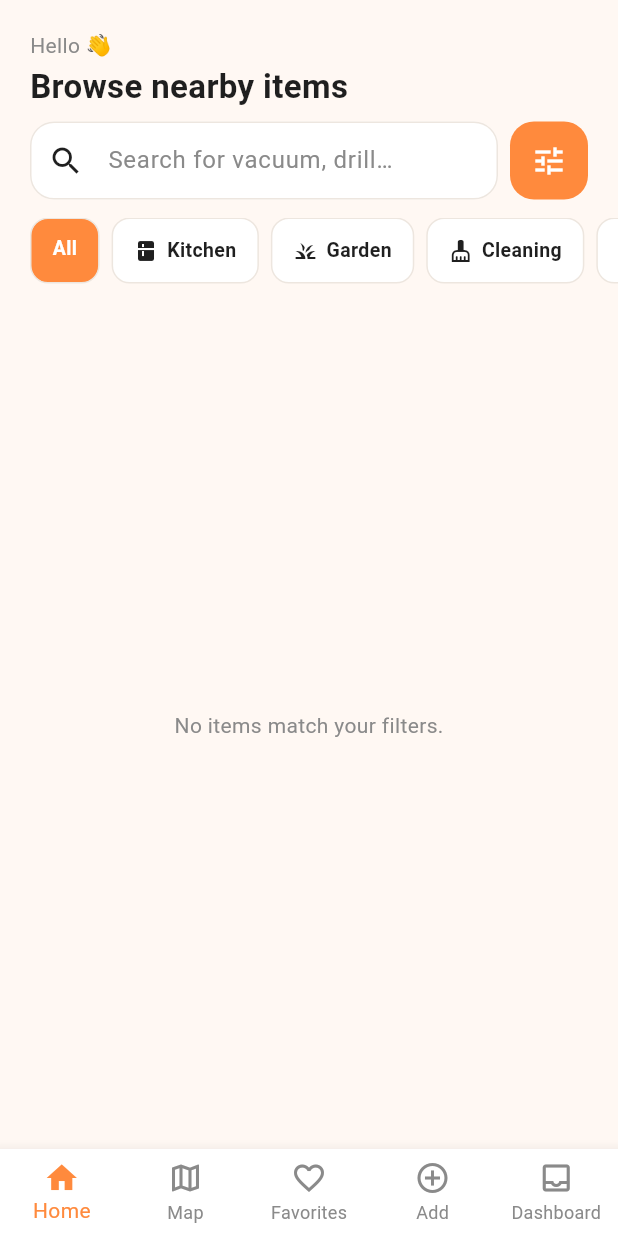
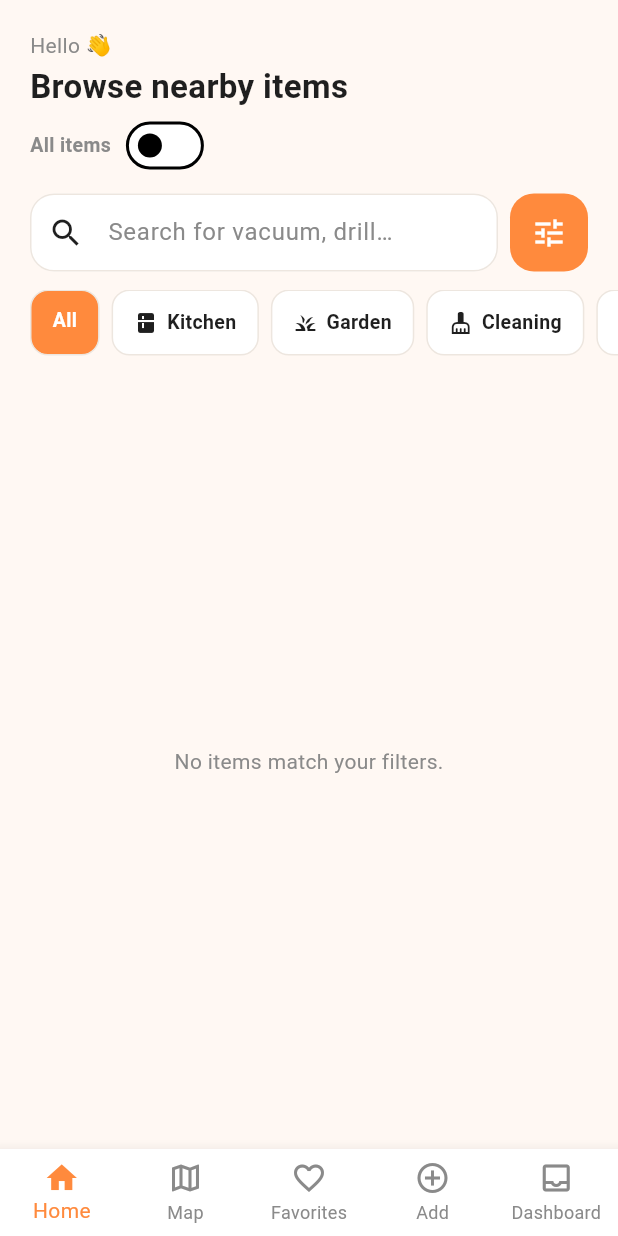
Before and after one commit to Tiebe-Vaes/LocalLend, a Flutter app: the screen it shows once a user with an empty profile is signed in, on a phone screen of 412 x 824 dp. Run offline on Flutter 3.47's test engine with Material 3 defaults, Android fonts, the phone set to English and light mode, and no system bars; our stand-ins replace cached_network_image, cloud_firestore, device_preview, firebase_auth, firebase_core, flutter_dotenv and 8 more; missing offline and left inert: dart:js_interop; accounts and stored records are empty.

```diff
--- a/locallend/lib/screens/home/home_screen.dart
+++ b/locallend/lib/screens/home/home_screen.dart
@@ -17,6 +17,7 @@ class HomeScreen extends ConsumerStatefulWidget {
 
 class _HomeScreenState extends ConsumerState<HomeScreen> {
   final _searchCtrl = TextEditingController();
+  bool _showAll = false;
 
   @override
   void initState() {
@@ -41,7 +42,9 @@ class _HomeScreenState extends ConsumerState<HomeScreen> {
             .read(authRepositoryProvider)
             .updateLocation(uid, pos.latitude, pos.longitude);
       }
-    } catch (_) {/* fail silently on the demo */}
+    } catch (_) {
+      /* fail silently on the demo */
+    }
   }
 
   @override
@@ -64,7 +67,9 @@ class _HomeScreenState extends ConsumerState<HomeScreen> {
 
   @override
   Widget build(BuildContext context) {
-    final items = ref.watch(filteredItemsProvider);
+    final items = _showAll
+        ? ref.watch(allItemsProvider) // raw unfiltered stream
+        : ref.watch(filteredItemsProvider);
     final user = ref.watch(appUserProvider).value;
 
     return Scaffold(
@@ -80,15 +85,39 @@ class _HomeScreenState extends ConsumerState<HomeScreen> {
                     child: Column(
                       crossAxisAlignment: CrossAxisAlignment.start,
                       children: [
-                        const Text('Hello 👋',
-                            style: TextStyle(color: AppColors.textMuted)),
+                        const Text(
+                          'Hello 👋',
+                          style: TextStyle(color: AppColors.textMuted),
+                        ),
                         const SizedBox(height: 2),
                         Text(
                           user?.displayName.isNotEmpty == true
                               ? user!.displayName
                               : 'Browse nearby items',
                           style: const TextStyle(
-                              fontSize: 22, fontWeight: FontWeight.w700),
+                            fontSize: 22,
+                            fontWeight: FontWeight.w700,
+                          ),
+                        ),
+                        Row(
+                          children: [
+                            Text(
+                              'All items',
+                              style: TextStyle(
+                                fontSize: 13,
+                                color: _showAll
+                                    ? AppColors.primary
+                                    : AppColors.textMuted,
+                                fontWeight: FontWeight.w600,
+                              ),
+                            ),
+                            const SizedBox(width: 6),
+                            Switch(
+                              value: _showAll,
+                              activeColor: AppColors.primary,
+                              onChanged: (v) => setState(() => _showAll = v),
+                            ),
+                          ],
                         ),
                       ],
                     ),
@@ -137,17 +166,17 @@ class _HomeScreenState extends ConsumerState<HomeScreen> {
                 separatorBuilder: (_, _) => const SizedBox(width: 8),
                 itemBuilder: (_, i) {
                   if (i == 0) {
-                    final selected = ref
-                            .watch(browseFilterProvider)
-                            .categoryId ==
-                        null;
+                    final selected =
+                        ref.watch(browseFilterProvider).categoryId == null;
                     return InkWell(
                       onTap: () => ref
                           .read(browseFilterProvider.notifier)
                           .setCategory(null),
                       child: Container(
                         padding: const EdgeInsets.symmetric(
-                            horizontal: 14, vertical: 10),
+                          horizontal: 14,
+                          vertical: 10,
+                        ),
                         decoration: BoxDecoration(
                           color: selected
                               ? AppColors.primary
@@ -184,24 +213,26 @@ class _HomeScreenState extends ConsumerState<HomeScreen> {
             const SizedBox(height: 12),
             Expanded(
               child: items.when(
-                loading: () =>
-                    const Center(child: CircularProgressIndicator()),
+                loading: () => const Center(child: CircularProgressIndicator()),
                 error: (e, _) => Center(child: Text('Error: $e')),
                 data: (list) {
                   if (list.isEmpty) {
                     return const Center(
-                        child: Text('No items match your filters.',
-                            style: TextStyle(color: AppColors.textMuted)));
+                      child: Text(
+                        'No items match your filters.',
+                        style: TextStyle(color: AppColors.textMuted),
+                      ),
+                    );
                   }
                   return GridView.builder(
                     padding: const EdgeInsets.all(20),
                     gridDelegate:
                         const SliverGridDelegateWithFixedCrossAxisCount(
-                      crossAxisCount: 2,
-                      childAspectRatio: 0.72,
-                      crossAxisSpacing: 14,
-                      mainAxisSpacing: 14,
-                    ),
+                          crossAxisCount: 2,
+                          childAspectRatio: 0.72,
+                          crossAxisSpacing: 14,
+                          mainAxisSpacing: 14,
+                        ),
                     itemCount: list.length,
                     itemBuilder: (_, i) {
                       final it = list[i];
@@ -248,8 +279,10 @@ class _FilterSheetState extends ConsumerState<_FilterSheet> {
         mainAxisSize: MainAxisSize.min,
         crossAxisAlignment: CrossAxisAlignment.start,
         children: [
-          const Text('Filter',
-              style: TextStyle(fontSize: 18, fontWeight: FontWeight.w700)),
+          const Text(
+            'Filter',
+            style: TextStyle(fontSize: 18, fontWeight: FontWeight.w700),
+          ),
           const SizedBox(height: 16),
           const Text('Category'),
           const SizedBox(height: 8),
@@ -261,8 +294,8 @@ class _FilterSheetState extends ConsumerState<_FilterSheet> {
                 CategoryChip(
                   category: c,
                   selected: _catId == c.id,
-                  onTap: () => setState(
-                      () => _catId = _catId == c.id ? null : c.id),
+                  onTap: () =>
+                      setState(() => _catId = _catId == c.id ? null : c.id),
                 ),
             ],
           ),
--- a/locallend/pubspec.yaml
+++ b/locallend/pubspec.yaml
@@ -28,6 +28,7 @@ dependencies:
 
   # Media
   cached_network_image: ^3.4.1
+  image_picker: ^1.0.0
 
   # Notifications
   flutter_local_notifications: ^17.2.3
```
Also changed, not shown: locallend/lib/providers/providers.dart (+47 -24 lines), locallend/lib/repositories/item_repository.dart (+7 -0 lines), locallend/lib/screens/add_item/add_item_screen.dart (+40 -15 lines), locallend/lib/screens/item_detail/item_detail_screen.dart (+28 -4 lines), locallend/lib/widgets/item_card.dart (+33 -11 lines), 5 other files.
